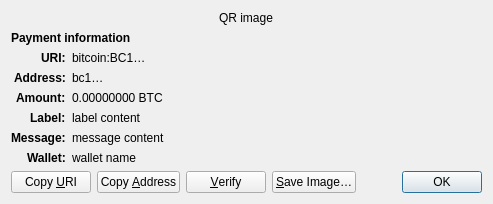
Qt form src/qt/forms/receiverequestdialog.ui (resatoshi/bitcoin-resatoshi-31.0) before a commit.
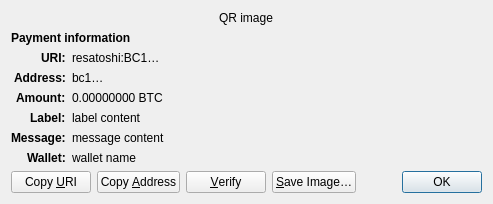
The same form after that commit. Custom widgets are drawn as their Qt base class.

Diff of the .ui file:
```diff
--- a/src/qt/forms/receiverequestdialog.ui
+++ b/src/qt/forms/receiverequestdialog.ui
@@ -65,7 +65,7 @@
    <item row="2" column="1" alignment="Qt::AlignTop">
     <widget class="QLabel" name="uri_content">
      <property name="text">
-      <string notr="true">bitcoin:BC1…</string>
+      <string notr="true">resatoshi:BC1…</string>
      </property>
      <property name="textFormat">
       <enum>Qt::RichText</enum>
```
